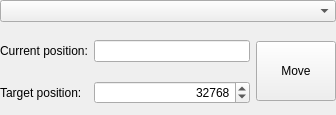
Qt form snowgui/snowgui/common/focusercontrollerwidget.ui (AndreasFMueller/AstroPhotography) before a commit.
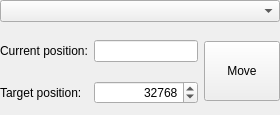
The same form after that commit.

```diff
--- a/snowgui/snowgui/common/focusercontrollerwidget.ui
+++ b/snowgui/snowgui/common/focusercontrollerwidget.ui
@@ -6,7 +6,7 @@
    <rect>
     <x>0</x>
     <y>0</y>
-    <width>336</width>
+    <width>280</width>
     <height>115</height>
    </rect>
   </property>
```
Left out of the diff: 67 changed lines with no effect on the pictures.
